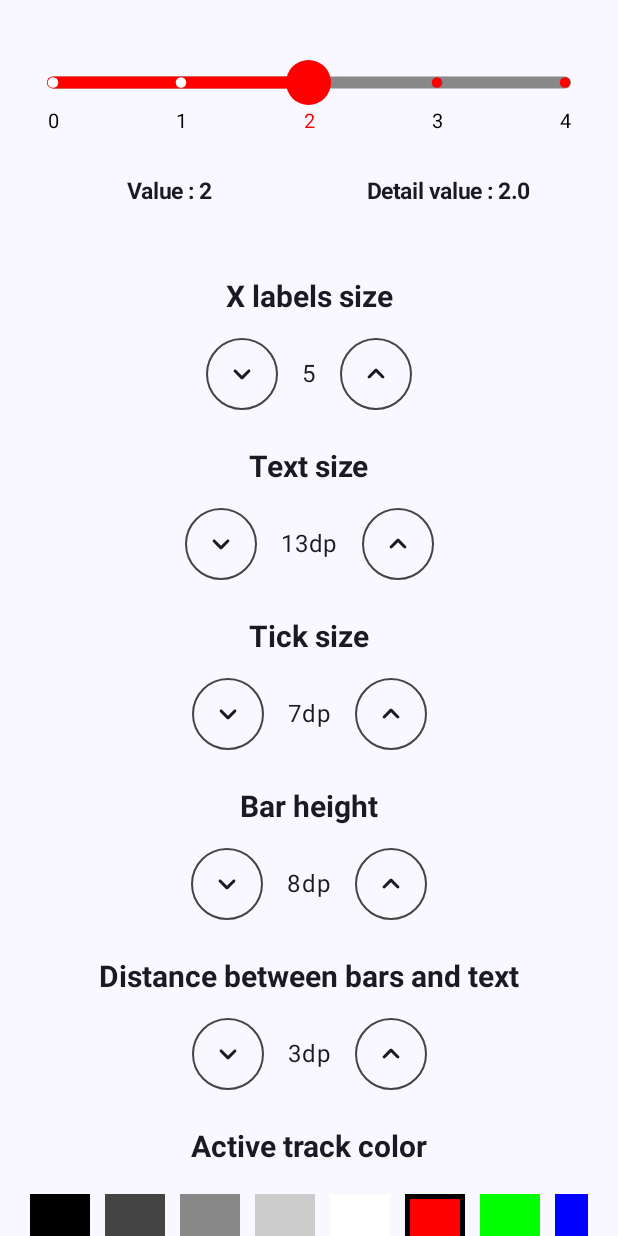
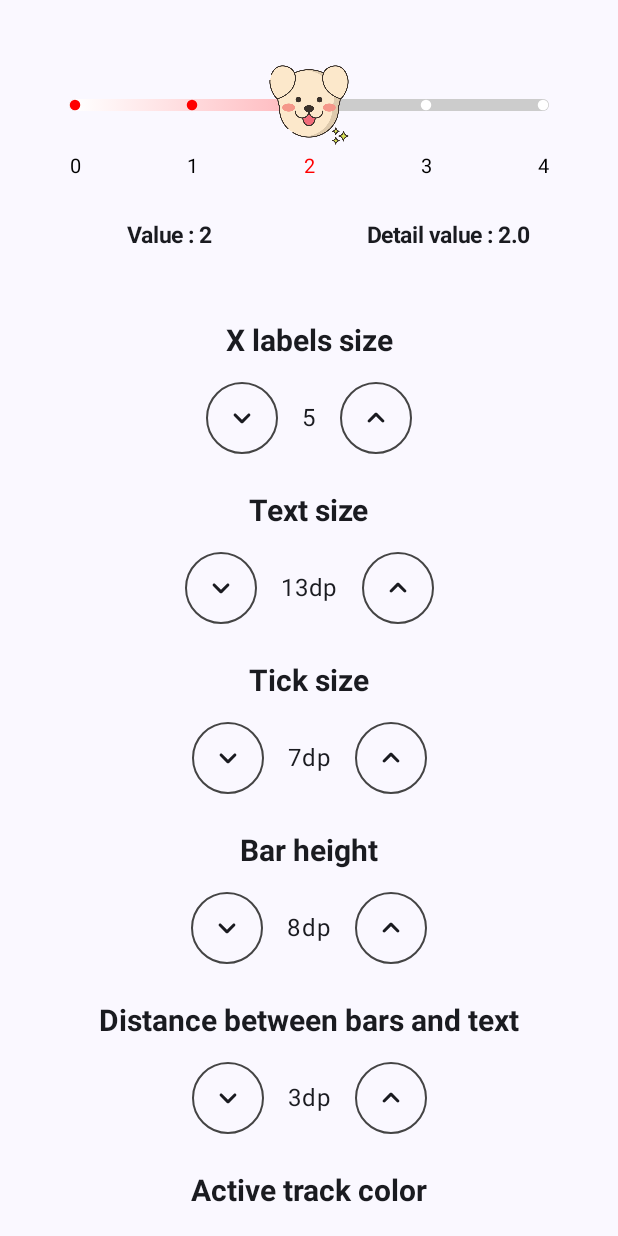
Before and after one commit to jongmin1217/ComposeStepSlider, an Android app built with Jetpack Compose: the screen it shows after launch (MainActivity), on a phone screen of 412 x 824 dp. Run offline under Robolectric (Android 15) with nearby library versions, the phone set to English and light mode, and no system bars.

Commit message:
sample gif

```diff
--- a/app/build.gradle.kts
+++ b/app/build.gradle.kts
@@ -27,6 +27,7 @@ android {
                 getDefaultProguardFile("proguard-android-optimize.txt"),
                 "proguard-rules.pro"
             )
+            signingConfig = signingConfigs.getByName("debug")
         }
     }
     compileOptions {
--- a/app/src/main/java/com/bellminp/composestepslider/MainActivity.kt
+++ b/app/src/main/java/com/bellminp/composestepslider/MainActivity.kt
@@ -7,6 +7,7 @@ import androidx.activity.compose.setContent
 import androidx.activity.enableEdgeToEdge
 import androidx.annotation.StringRes
 import androidx.compose.foundation.Canvas
+import androidx.compose.foundation.Image
 import androidx.compose.foundation.background
 import androidx.compose.foundation.border
 import androidx.compose.foundation.clickable
@@ -50,6 +51,7 @@ import androidx.compose.ui.Modifier
 import androidx.compose.ui.graphics.Brush
 import androidx.compose.ui.graphics.Color
 import androidx.compose.ui.platform.LocalDensity
+import androidx.compose.ui.res.painterResource
 import androidx.compose.ui.res.stringResource
 import androidx.compose.ui.text.TextStyle
 import androidx.compose.ui.text.font.FontWeight
@@ -94,11 +96,11 @@ fun SampleScreen(modifier: Modifier = Modifier) {
         var barHeight by remember { mutableStateOf(8.dp) }
         var textTopMargin by remember { mutableStateOf(3.dp) }
         var activeTrackColor by remember { mutableStateOf(Color.Red) }
-        var inactiveTrackColor by remember { mutableStateOf(Color.Gray) }
+        var inactiveTrackColor by remember { mutableStateOf(Color.LightGray) }
         var activeTextColor by remember { mutableStateOf(Color.Red) }
         var inactiveTextColor by remember { mutableStateOf(Color.Black) }
-        var activeTickColor by remember { mutableStateOf(Color.White) }
-        var inactiveTickColor by remember { mutableStateOf(Color.Red) }
+        var activeTickColor by remember { mutableStateOf(Color.Red) }
+        var inactiveTickColor by remember { mutableStateOf(Color.White) }
         var disabledActiveTrackColor by remember { mutableStateOf(Color.Gray) }
         var disabledInactiveTrackColor by remember { mutableStateOf(Color.LightGray) }
         var disabledActiveTextColor by remember { mutableStateOf(Color.Gray) }
@@ -148,14 +150,22 @@ fun SampleScreen(modifier: Modifier = Modifier) {
         LaunchedEffect(value) {
             Log.d("qweqwe", "$value")
         }
-
+        ColorOrBrush.GradientBrush(Brush.sweepGradient(listOf(Color.White, Color.Red)))
         StepSlider(
             modifier = Modifier
                 .padding(horizontal = 20.dp)
                 .padding(top = 40.dp),
             xLabels = xLabels,
             color = StepSliderColor(
-                activeTrackColor = ColorOrBrush.SingleColor(activeTrackColor),
+                activeTrackColor = ColorOrBrush.GradientBrush(
+                    Brush.horizontalGradient(
+                        listOf(
+                            Color.White,
+                            Color(0xffFFB5BA),
+                            Color(0xffFF0015)
+                        )
+                    )
+                ),
                 inactiveTrackColor = ColorOrBrush.SingleColor(inactiveTrackColor),
                 activeTickColor = ColorOrBrush.SingleColor(activeTickColor),
                 inactiveTickColor = ColorOrBrush.SingleColor(inactiveTickColor),
@@ -317,13 +327,11 @@ fun SampleScreen(modifier: Modifier = Modifier) {
 
 @Composable
 fun Marker(color: Color) {
-    Canvas(modifier = Modifier.size(30.dp), onDraw = {
-        val size = 30.dp.toPx()
-        drawCircle(
-            color = color,
-            radius = size / 2f
-        )
-    })
+    Image(
+        painter = painterResource(id = R.drawable.img_icon_dog),
+        contentDescription = "",
+        modifier = Modifier.size(60.dp)
+    )
 }
 
 @Composable
```
Also changed, not shown: app/src/main/res/drawable/img_icon_dog.png (added), 1 other file.
